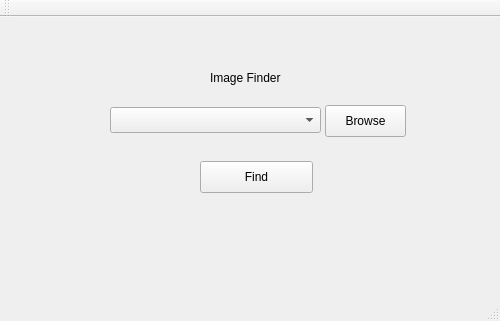
Old version of the form imagesfinder/ImageFinder/mainwindow.ui in the repository duy-tran/unix1.
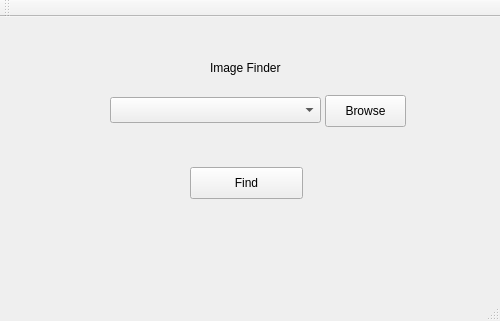
New version of the form.

Commit message: parallel windows

Diff of the .ui file:
```diff
--- a/imagesfinder/ImageFinder/mainwindow.ui
+++ b/imagesfinder/ImageFinder/mainwindow.ui
@@ -21,7 +21,7 @@
     <property name="geometry">
      <rect>
       <x>325</x>
-      <y>88</y>
+      <y>78</y>
       <width>81</width>
       <height>32</height>
      </rect>
@@ -34,7 +34,7 @@
     <property name="geometry">
      <rect>
       <x>110</x>
-      <y>90</y>
+      <y>80</y>
       <width>211</width>
       <height>26</height>
      </rect>
@@ -46,8 +46,8 @@
    <widget class="QPushButton" name="findButton">
     <property name="geometry">
      <rect>
-      <x>200</x>
-      <y>144</y>
+      <x>190</x>
+      <y>150</y>
       <width>113</width>
       <height>32</height>
      </rect>
@@ -60,7 +60,7 @@
     <property name="geometry">
      <rect>
       <x>210</x>
-      <y>50</y>
+      <y>40</y>
       <width>81</width>
       <height>21</height>
      </rect>
```
Left out of the diff: 13 changed lines with no effect on the pictures. The commit also changes 6 other files.
